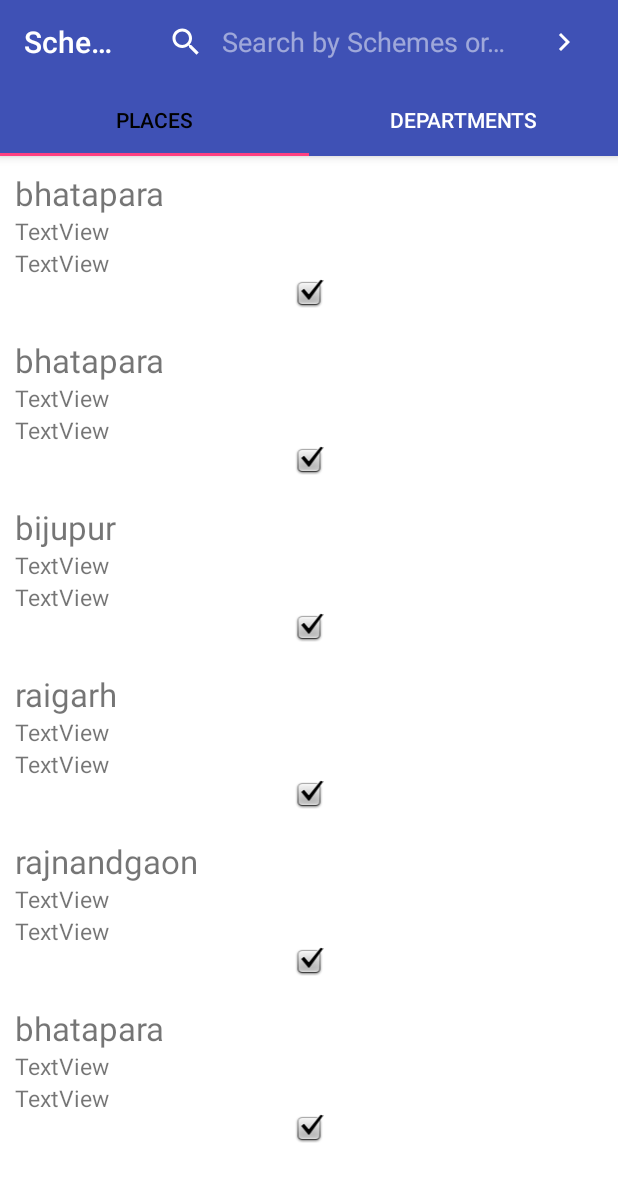
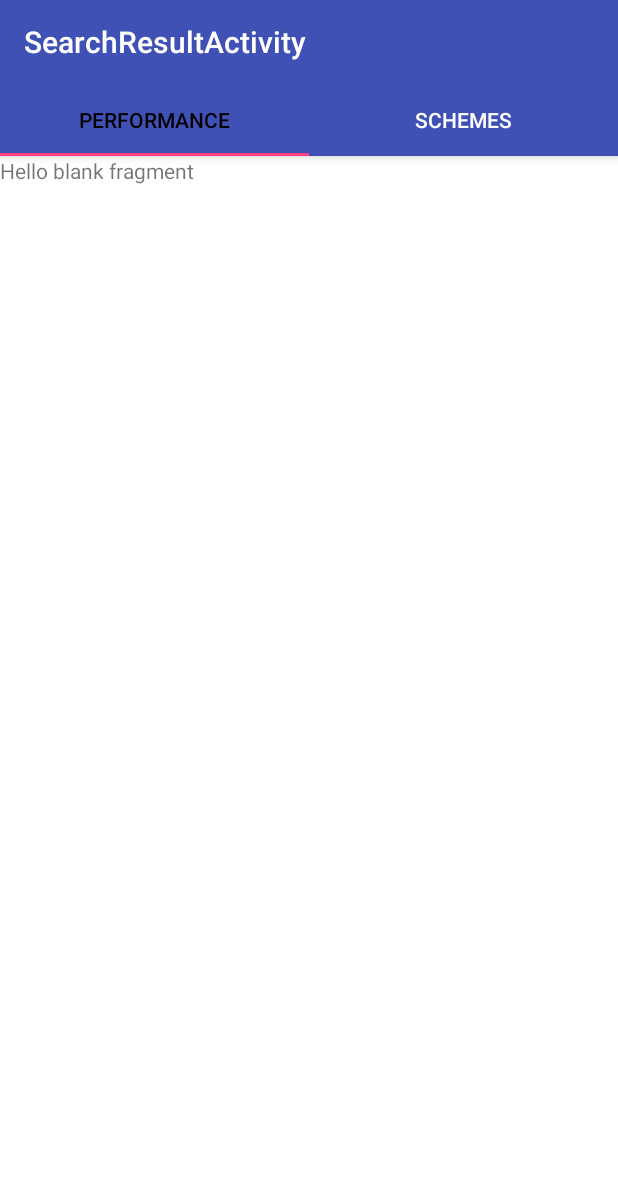
Before and after one commit to iAbhi1995/Tribal-Hackathon-2017, an Android app: the BottomNavigationSchemeActivity screen opened directly, with no data from a screen before it, after a tap on "bhatapara", on a phone screen of 412 x 824 dp. Shown: the top 1182 px of the screen. Run offline under Robolectric (Android 15) with nearby library versions, the phone set to English and light mode, and no system bars; our stand-ins replace Picasso; pictures from the network do not load; 2 statements that could not run were skipped.

Commit message:
Search Almost done Key cannot be revived in the search result OnClickAdded to The Items Except of Scheme

```diff
--- a/app/src/main/java/com/tribal/hackathon/tribalhackathon17/Helper/DataBaseHandler.java
+++ b/app/src/main/java/com/tribal/hackathon/tribalhackathon17/Helper/DataBaseHandler.java
@@ -23,7 +23,6 @@ public class DataBaseHandler extends SQLiteOpenHelper {
     private static final String PLACE_TYPE = "type";
     private static final String TABLE_PLACES = "places";
     private String PLACE_NAME_OR_SCHEME_NAME = "name";
-    private SQLiteDatabase writableDatabase;
     private String TABLE_SCHEME = "scheme";
     private String SCHEME_NAME = "name";
     private String DEPTNAME = "dept";
@@ -38,7 +37,7 @@ public class DataBaseHandler extends SQLiteOpenHelper {
     @Override
     public void onCreate(SQLiteDatabase db) {
         String CREATE_INITIAL_TABLE = "CREATE TABLE " + TABLE_INITIAL + "("
-                + UNIQUE_ID + " TEXT ," + PLACE_NAME_OR_SCHEME_NAME + " TEXT)";
+                + UNIQUE_ID + " TEXT," + PLACE_NAME_OR_SCHEME_NAME + " TEXT)";
         db.execSQL(CREATE_INITIAL_TABLE);
         String CREATE_SCHEME_TABLE = "CREATE TABLE " + TABLE_SCHEME + "("
                 + SCH_ID + " TEXT ," + SCHEME_NAME + " TEXT ," + DEPTNAME + " TEXT)";
@@ -60,12 +59,20 @@ public class DataBaseHandler extends SQLiteOpenHelper {
         onCreate(db);
     }
 
-    public void addInitialEntries(String id, String name) {
+    public void addInitialEntries(List<SchemeData> schemes, List<Places> places) {
         SQLiteDatabase db = this.getWritableDatabase();
-        ContentValues values = new ContentValues();
-        values.put(UNIQUE_ID, id);
-        values.put(PLACE_NAME_OR_SCHEME_NAME, name);
-        db.insert(TABLE_INITIAL, null, values);
+        for (int i = 0; i < schemes.size(); i++) {
+            ContentValues values = new ContentValues();
+            values.put(UNIQUE_ID, "S" + schemes.get(i).getId());
+            values.put(PLACE_NAME_OR_SCHEME_NAME, schemes.get(i).getName());
+            db.insert(TABLE_INITIAL, null, values);
+        }
+        for (int i = 0; i < places.size(); i++) {
+            ContentValues values = new ContentValues();
+            values.put(UNIQUE_ID, "P" + places.get(i).getId());
+            values.put(PLACE_NAME_OR_SCHEME_NAME, places.get(i).getName());
+            db.insert(TABLE_INITIAL, null, values);
+        }
         db.close();
     }
 
--- a/app/src/main/java/com/tribal/hackathon/tribalhackathon17/Schemes/Presenter/PresenterImpl.java
+++ b/app/src/main/java/com/tribal/hackathon/tribalhackathon17/Schemes/Presenter/PresenterImpl.java
@@ -29,10 +29,11 @@ public class PresenterImpl implements SchemePresenter {
             public void onSuccess(Data body) {
                 view.showProgressBar(false);
                 if (body.isSuccess()) {
-                    view.setView();
                     db.addSchemes(body.getSchemes());
                     db.addDepartments(body.getDepartments());
                     db.addPlaces(body.getPlaces());
+                    view.setView();
+                    db.addInitialEntries(body.getSchemes(), body.getPlaces());
                     Log.d("abhi", body.getSchemes().size() + " " + body.getDepartments().size() + " " + body.getPlaces().size());
                 } else {
                     view.showMessage(body.getMessage());
--- a/app/src/main/java/com/tribal/hackathon/tribalhackathon17/Schemes/View/BottomNavigationSchemeActivity.java
+++ b/app/src/main/java/com/tribal/hackathon/tribalhackathon17/Schemes/View/BottomNavigationSchemeActivity.java
@@ -34,13 +34,6 @@ public class BottomNavigationSchemeActivity extends AppCompatActivity implements
         setSupportActionBar(toolbar);
         pBar = (ProgressBar) findViewById(R.id.progressBar);
         db = new DataBaseHandler(getApplicationContext());
-        db.addInitialEntries("1", "Abhi");
-        db.addInitialEntries("7", "Abhi1");
-        db.addInitialEntries("6", "Abhi2");
-        db.addInitialEntries("5", "Abhi3");
-        db.addInitialEntries("4", "Abhi4");
-        db.addInitialEntries("3", "Abhi5");
-        db.addInitialEntries("2", "Abhi6");
         presenter = new PresenterImpl(new MockSchemeProvider(), this, this);
         presenter.getScheme();
         setUpViewPager();
@@ -70,8 +63,7 @@ public class BottomNavigationSchemeActivity extends AppCompatActivity implements
 
             @Override
             public boolean onQueryTextChange(String newText) {
-                showMessage("onQueryTextChange " + newText);
-                return true;
+                return false;
             }
         });
         return true;
--- a/app/src/main/java/com/tribal/hackathon/tribalhackathon17/Schemes/View/PlacesDepartmentAdapter.java
+++ b/app/src/main/java/com/tribal/hackathon/tribalhackathon17/Schemes/View/PlacesDepartmentAdapter.java
@@ -1,6 +1,7 @@
 package com.tribal.hackathon.tribalhackathon17.Schemes.View;
 
 import android.content.Context;
+import android.content.Intent;
 import android.support.v7.widget.RecyclerView;
 import android.view.LayoutInflater;
 import android.view.View;
@@ -12,6 +13,7 @@ import com.tribal.hackathon.tribalhackathon17.Helper.DataBaseHandler;
 import com.tribal.hackathon.tribalhackathon17.R;
 import com.tribal.hackathon.tribalhackathon17.Schemes.Model.Data.Department;
 import com.tribal.hackathon.tribalhackathon17.Schemes.Model.Data.Places;
+import com.tribal.hackathon.tribalhackathon17.Schemes.View.SearchResult.SearchResultActivity;
 
 import java.util.List;
 
@@ -39,21 +41,30 @@ public class PlacesDepartmentAdapter extends RecyclerView.Adapter<PlacesDepartme
 
     @Override
     public void onBindViewHolder(final MyViewHolder holder, final int position) {
+        Places place = null;
+        Department department = null;
         if (type == 1)//for places
         {
-            Places place = places.get(position);
+            place = places.get(position);
             holder.name.setText(place.getName());
 
         } else//for departments
         {
-            Department department = departments.get(position);
+            department = departments.get(position);
             holder.name.setText(department.getName());
         }
 
+        final Places finalPlace = place;
+        final Department finalDepartment = department;
         holder.mView.setOnClickListener(new View.OnClickListener() {
             @Override
             public void onClick(View v) {
-
+                Intent i = new Intent(context, SearchResultActivity.class);
+                if (type == 1)
+                    i.putExtra("_id", finalPlace.getId());
+                else
+                    i.putExtra("_id", finalDepartment.getId());
+                context.startActivity(i);
             }
         });
     }
--- a/app/src/main/java/com/tribal/hackathon/tribalhackathon17/Schemes/View/SchemeView.java
+++ b/app/src/main/java/com/tribal/hackathon/tribalhackathon17/Schemes/View/SchemeView.java
@@ -1,8 +1,5 @@
 package com.tribal.hackathon.tribalhackathon17.Schemes.View;
 
-/**
- * Created by Abhi on 09-Dec-17.
- */
 
 public interface SchemeView {
     void showProgressBar(boolean b);
--- a/app/src/main/java/com/tribal/hackathon/tribalhackathon17/Schemes/View/SearchResult/SearchResultActivity.java
+++ b/app/src/main/java/com/tribal/hackathon/tribalhackathon17/Schemes/View/SearchResult/SearchResultActivity.java
@@ -6,6 +6,7 @@ import android.support.v4.app.Fragment;
 import android.support.v4.view.ViewPager;
 import android.support.v7.app.AppCompatActivity;
 import android.support.v7.widget.Toolbar;
+import android.util.Log;
 
 import com.tribal.hackathon.tribalhackathon17.R;
 import com.tribal.hackathon.tribalhackathon17.Schemes.View.PlacesFragment;
@@ -21,7 +22,8 @@ public class SearchResultActivity extends AppCompatActivity {
         setContentView(R.layout.activity_search_result);
         Toolbar toolbar = (Toolbar) findViewById(R.id.toolbar);
         setSupportActionBar(toolbar);
-
+        data = getIntent().getStringExtra("scheme_id");
+        Log.d("abhi", data);
         //TOdo: to check appropriate data to decide between 2 or 3 tabs in the search result...
         //data=getIntent().getExtras().toString();
 
--- a/app/src/main/res/xml/searchable.xml
+++ b/app/src/main/res/xml/searchable.xml
@@ -2,7 +2,7 @@
 <searchable xmlns:android="http://schemas.android.com/apk/res/android"
     android:hint="@string/search_hint"
     android:label="@string/app_name"
-    android:searchSuggestAuthority="com.tribal.hackathon.tribalhackathon17.helper.SchemeContentProvider"
+    android:searchSuggestAuthority="com.tribal.hackathon.tribalhackathon17.Helper.SchemeContentProvider"
     android:searchSuggestIntentAction="android.intent.action.VIEW"
     android:searchSuggestSelection="INSTR(name,'?')"
     android:searchSuggestThreshold="1" /><!--android:searchMode="queryRewriteFromData" />-->
```
Also changed, not shown: app/src/main/AndroidManifest.xml (+9 -7 lines), app/src/main/java/com/tribal/hackathon/tribalhackathon17/Helper/SchemeContentProvider.java (+5 -2 lines).
